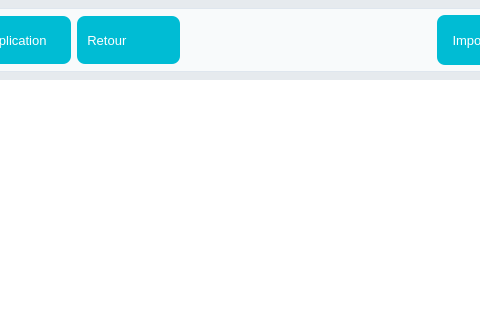
Old version of the form custom.ui in the repository Eliasgnd/Eau-couper_by_AE; both pictures show x 316 to 796 and y 0 to 320 of the 1018 by 767 pixel window.
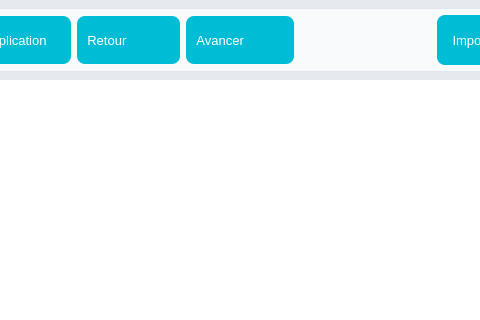
New version of the form. Icons and pictures are not drawn.

Commit message: Add redo functionality in custom draw page

```diff
--- a/custom.ui
+++ b/custom.ui
@@ -176,6 +176,23 @@
         </property>
        </widget>
       </item>
+      <item>
+       <widget class="QPushButton" name="buttonAvancer">
+        <property name="text">
+         <string>Avancer           </string>
+        </property>
+        <property name="icon">
+         <iconset resource="resources.qrc">
+          <normaloff>:/icons/arrow-right.svg</normaloff>:/icons/arrow-right.svg</iconset>
+        </property>
+        <property name="iconSize">
+         <size>
+          <width>18</width>
+          <height>18</height>
+         </size>
+        </property>
+       </widget>
+      </item>
       <item>
        <spacer name="barStretch">
         <property name="orientation">
```
The commit also changes 3 other files.
